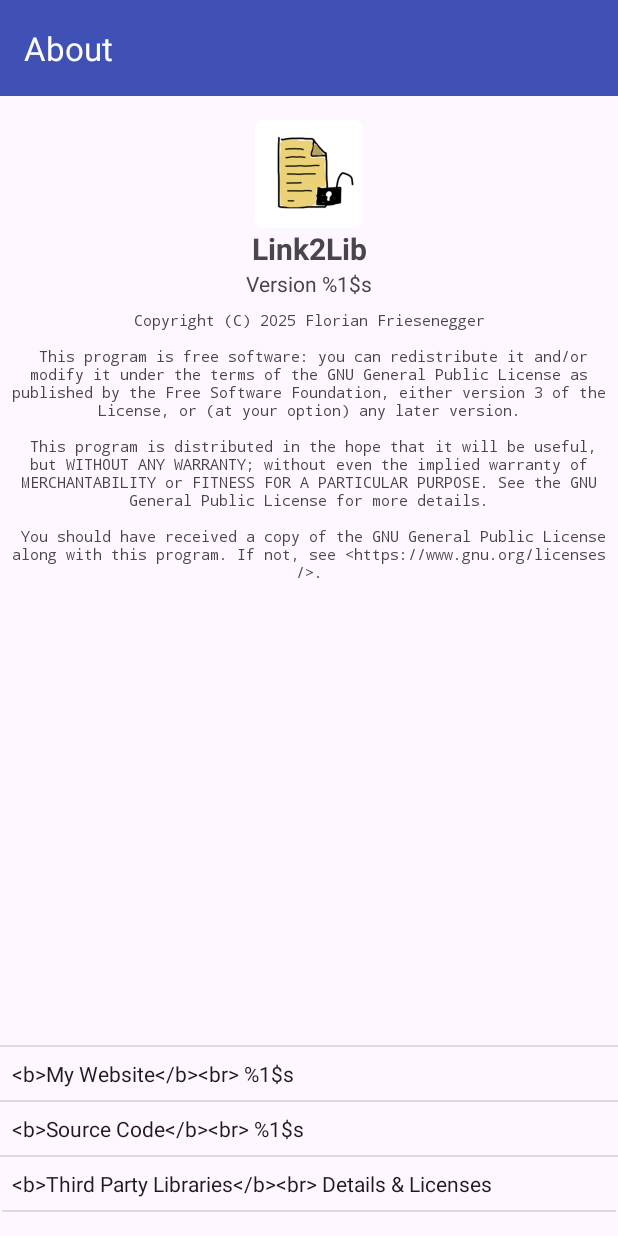
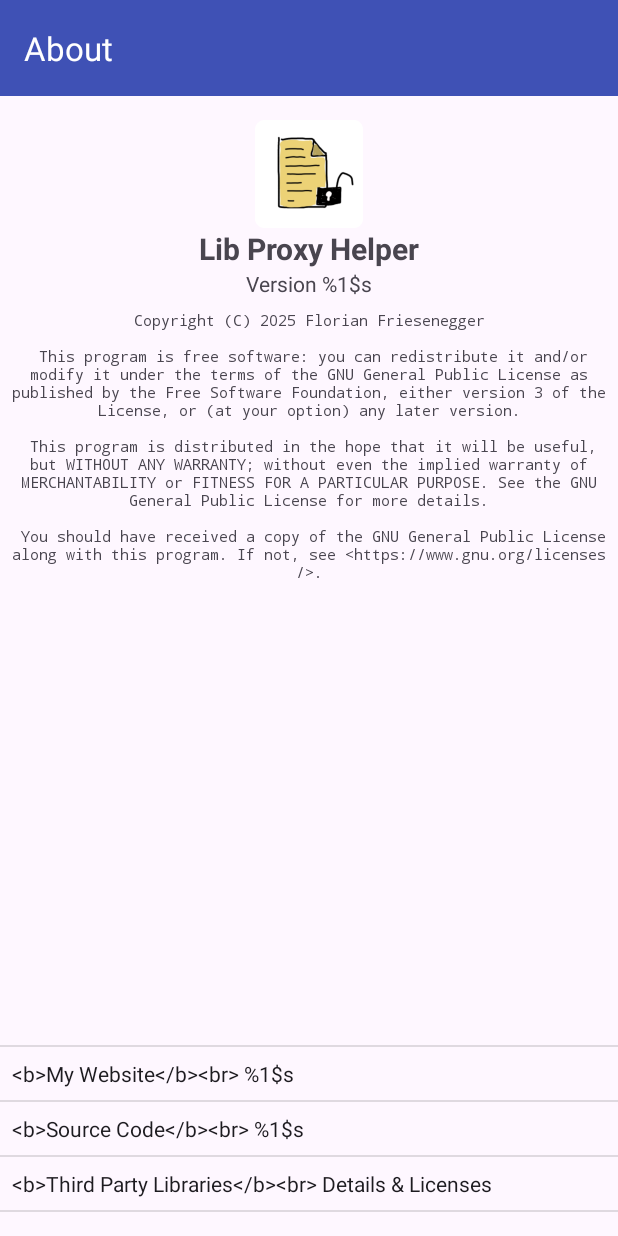
Before and after one commit to frieseneggerf/link2lib, an Android app: the layout activity_about.xml on its own in the app's theme, with its tools: preview values and no code run, on a phone screen of 412 x 824 dp. Run offline under Robolectric (Android 15) with nearby library versions, the phone set to English and light mode, and no system bars.

Commit message:
- Set App Name - Made layout responsive (now works on smaller screens)

```diff
--- a/app/src/main/java/de/floriii/link2lib/AboutActivity.kt
+++ b/app/src/main/java/de/floriii/link2lib/AboutActivity.kt
@@ -78,7 +78,7 @@ class AboutActivity : AppCompatActivity() {
         }
         textButtonSource.setOnLongClickListener {
             val clipboard = applicationContext.getSystemService(Context.CLIPBOARD_SERVICE) as ClipboardManager
-            val clip: ClipData = ClipData.newPlainText("App Soucre Code URL", sourceUrl)
+            val clip: ClipData = ClipData.newPlainText("App Source Code URL", sourceUrl)
             clipboard.setPrimaryClip(clip)
             Toast.makeText(this@AboutActivity, getString(R.string.copied_url), Toast.LENGTH_SHORT).show()
             true
--- a/app/src/main/java/de/floriii/link2lib/LibrariesActivity.kt
+++ b/app/src/main/java/de/floriii/link2lib/LibrariesActivity.kt
@@ -100,14 +100,12 @@ fun showLicenseDialog(context: Context, license: String, website: Uri? = null) {
     AlertDialog.Builder(context)
         .setView(tv)
         .setPositiveButton(context.getString(R.string.close)) { _, _ ->}
-        .let {
+        .also {
             if (website != null) {
                 it.setNegativeButton(context.getString(R.string.website)) { _, _ ->
                     val browserIntent = Intent(Intent.ACTION_VIEW, website)
                     context.startActivity(browserIntent)
                 }
-            } else {
-                it
             }
         }
         .show()
--- a/app/src/main/res/layout/activity_about.xml
+++ b/app/src/main/res/layout/activity_about.xml
@@ -7,37 +7,6 @@
     android:layout_height="match_parent"
     android:fitsSystemWindows="true"
     tools:context=".AboutActivity">
-
-    <ImageView
-        android:id="@+id/imageView2"
-        android:layout_width="wrap_content"
-        android:layout_height="wrap_content"
-        android:layout_marginTop="16dp"
-        android:contentDescription="@string/app_icon_description"
-        app:layout_constraintEnd_toEndOf="parent"
-        app:layout_constraintStart_toStartOf="parent"
-        app:layout_constraintTop_toBottomOf="@+id/materialToolbar4"
-        app:srcCompat="@mipmap/ic_launcher" />
-
-    <TextView
-        android:id="@+id/textViewAppVersion"
-        android:layout_width="wrap_content"
-        android:layout_height="wrap_content"
-        android:text="@string/version"
-        app:layout_constraintEnd_toEndOf="parent"
-        app:layout_constraintStart_toStartOf="parent"
-        app:layout_constraintTop_toBottomOf="@+id/textViewAppName2" />
-
-    <TextView
-        android:id="@+id/textViewAppName2"
-        android:layout_width="wrap_content"
-        android:layout_height="wrap_content"
-        android:text="@string/app_name"
-        android:textSize="20sp"
-        android:textStyle="bold"
-        app:layout_constraintEnd_toEndOf="parent"
-        app:layout_constraintStart_toStartOf="parent"
-        app:layout_constraintTop_toBottomOf="@+id/imageView2" />
 
     <com.google.android.material.appbar.MaterialToolbar
         android:id="@+id/materialToolbar4"
@@ -52,19 +21,66 @@
         app:title="@string/about"
         app:titleTextColor="#FFFFFF" />
 
+    <ScrollView
+        android:layout_width="0dp"
+        android:layout_height="0dp"
+        android:fillViewport="true"
+        app:layout_constraintBottom_toBottomOf="parent"
+        app:layout_constraintEnd_toEndOf="parent"
+        app:layout_constraintStart_toStartOf="parent"
+        app:layout_constraintTop_toBottomOf="@+id/materialToolbar4" >
+
+        <androidx.constraintlayout.widget.ConstraintLayout
+            android:layout_width="match_parent"
+            android:layout_height="wrap_content"
+            android:layout_gravity="center_horizontal"
+            android:maxWidth="@dimen/max_width" >
+
+            <ImageView
+                android:id="@+id/imageView2"
+                android:layout_width="wrap_content"
+                android:layout_height="wrap_content"
+                android:layout_marginTop="16dp"
+                android:contentDescription="@string/app_icon_description"
+                app:layout_constraintEnd_toEndOf="parent"
+                app:layout_constraintStart_toStartOf="parent"
+                app:layout_constraintTop_toTopOf="parent"
+                app:srcCompat="@mipmap/ic_launcher" />
+
+            <TextView
+                android:id="@+id/textViewAppName2"
+                android:layout_width="wrap_content"
+                android:layout_height="wrap_content"
+                android:text="@string/app_name"
+                android:textSize="20sp"
+                android:textStyle="bold"
+                app:layout_constraintEnd_toEndOf="parent"
+                app:layout_constraintStart_toStartOf="parent"
+                app:layout_constraintTop_toBottomOf="@+id/imageView2" />
+
+            <TextView
+                android:id="@+id/textViewAppVersion"
+                android:layout_width="wrap_content"
+                android:layout_height="wrap_content"
+                android:text="@string/version"
+                app:layout_constraintEnd_toEndOf="parent"
+                app:layout_constraintStart_toStartOf="parent"
+                app:layout_constraintTop_toBottomOf="@+id/textViewAppName2" />
+
             <TextView
                 android:id="@+id/textViewLicense"
-        android:layout_width="match_parent"
-        android:layout_height="0dp"
+                android:layout_width="0dp"
+                android:layout_height="wrap_content"
                 android:layout_margin="8dp"
-        android:scrollbars="vertical"
                 android:text="@string/license"
                 android:textAlignment="center"
                 android:textSize="10sp"
                 android:typeface="monospace"
+                app:layout_constraintBottom_toTopOf="@+id/divider7"
                 app:layout_constraintEnd_toEndOf="parent"
                 app:layout_constraintStart_toStartOf="parent"
                 app:layout_constraintTop_toBottomOf="@+id/textViewAppVersion"
+                app:layout_constraintVertical_bias="0.0"
                 tools:ignore="SmallSp" />
 
             <View
@@ -116,7 +132,7 @@
 
             <View
                 android:id="@+id/divider10"
-        android:layout_width="409dp"
+                android:layout_width="0dp"
                 android:layout_height="1dp"
                 android:layout_marginBottom="16dp"
                 android:background="?android:attr/listDivider"
@@ -133,4 +149,8 @@
                 app:layout_constraintBottom_toTopOf="@+id/divider10"
                 app:layout_constraintEnd_toEndOf="parent"
                 app:layout_constraintStart_toStartOf="parent" />
+
+
         </androidx.constraintlayout.widget.ConstraintLayout>
+    </ScrollView>
+</androidx.constraintlayout.widget.ConstraintLayout>
--- a/app/src/main/res/layout/activity_libraries.xml
+++ b/app/src/main/res/layout/activity_libraries.xml
@@ -10,7 +10,7 @@
 
     <com.google.android.material.appbar.MaterialToolbar
         android:id="@+id/materialToolbar5"
-        android:layout_width="409dp"
+        android:layout_width="match_parent"
         android:layout_height="wrap_content"
         android:background="?attr/colorPrimary"
         android:minHeight="?attr/actionBarSize"
--- /dev/null
+++ b/app/src/main/res/values/dimens.xml
@@ -0,0 +1,4 @@
+<?xml version="1.0" encoding="utf-8"?>
+<resources>
+    <dimen name="max_width">600dp</dimen>
+</resources>
--- a/app/src/main/res/values/strings.xml
+++ b/app/src/main/res/values/strings.xml
@@ -1,14 +1,14 @@
 <resources xmlns:tools="http://schemas.android.com/tools">
     <!--Main Activity-->
-    <string name="app_name">Link2Lib</string>
+    <string name="app_name">Lib Proxy Helper</string>
     <string name="app_icon_description">The App Icon. A paper with text on it with a open lock in front of it.</string>
     <string name="intro_text">Easily access articles and papers licensed by your library.</string>
     <string name="guide_text">
         <b>How to use this app</b>\n
         Many academic libraries provide a so-called proxy prefix which can be added to a link to an article you want to read and - if your library has licensed the content - allows you to login via your library and access it.
         Check if your library offers something called EZProxy or a proxy prefix.\n\n
-        After setting your librarys proxy url you can pass links to scientific articles behind paywalls to this app in three ways:\n\n
-        Use the system share function to send it to Link2Lib, click the clipboard button in the corner to paste a link from your clipboard or configure certain publishers domains to be automatically opened using this app when clicked.
+        After setting your librarys\' proxy you can pass links to scientific articles behind paywalls to this app in three ways:\n\n
+        Via the system share function, by clicking the clipboard button in the corner to paste a link from your clipboard or by configuring certain publishers domains to be automatically opened using this app when clicked.
     </string>
     <string name="button_add_proxy">
         <b>Set Proxy</b>\n
@@ -63,7 +63,6 @@
     <!--About Activity-->
     <string name="about">About</string>
     <string name="version">Version %1$s</string>
-    <string name="copyright">© 2025 Florian Friesenegger</string>
     <string name="license" tools:ignore="TypographyOther">
         Copyright (C) 2025 Florian Friesenegger\n\n
         This program is free software: you can redistribute it and/or modify it under the terms of the GNU General Public License as published by the Free Software Foundation, either version 3 of the License, or (at your option) any later version.\n\n
```
Also changed, not shown: app/src/main/res/layout/activity_main.xml (+24 -6 lines). Lines whose indentation alone changed are shown as unchanged.
